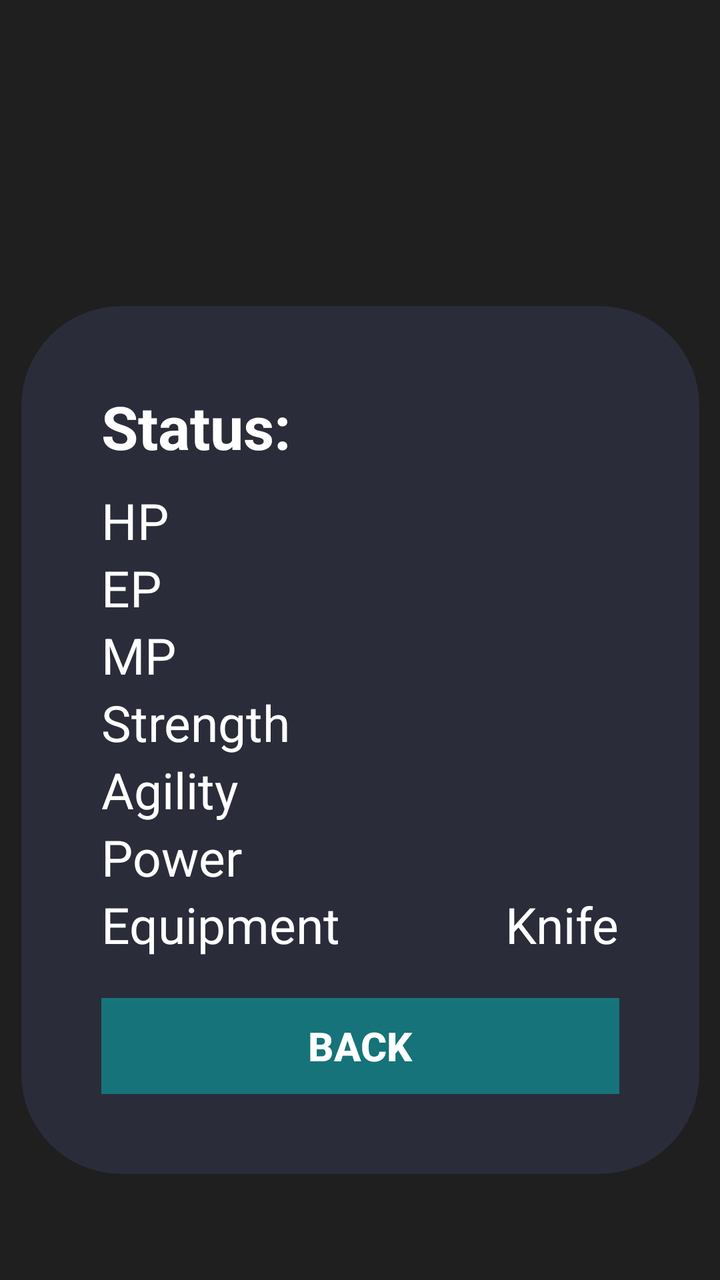
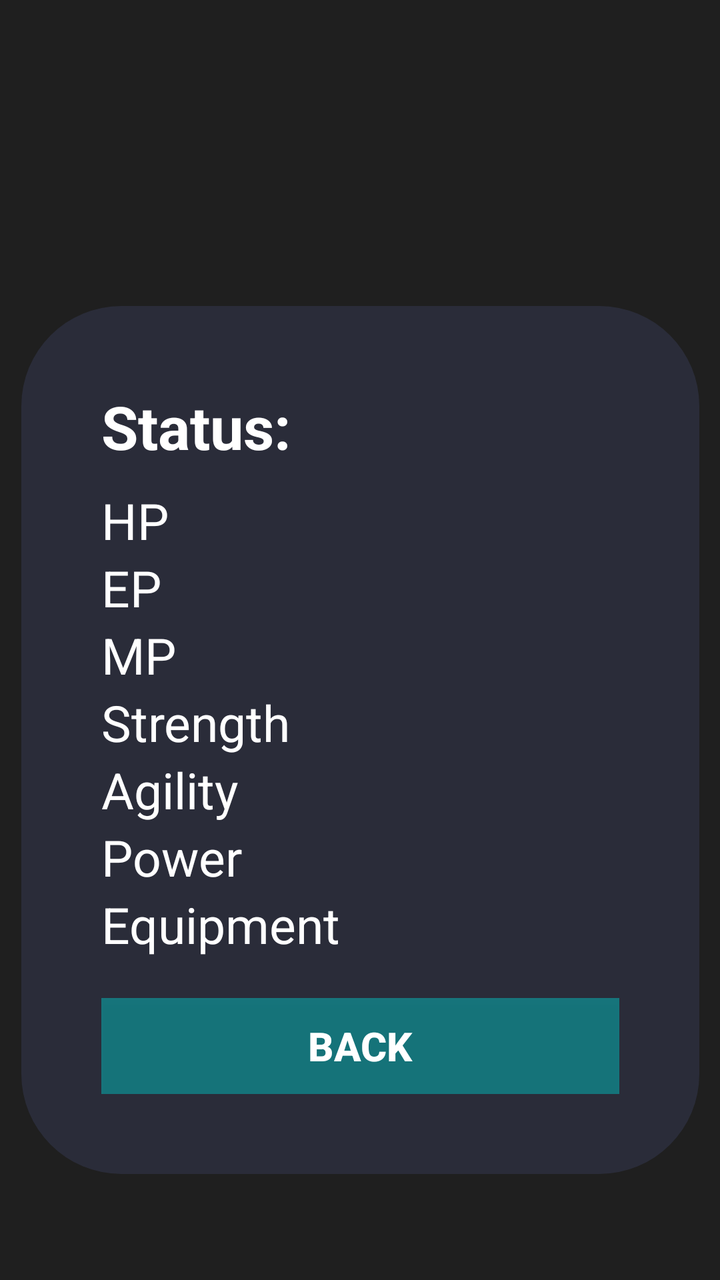

Screens rendered from an Android XML layout before and after an edit, with the pre-edit source and the edit as a unified diff.
<!-- AndroidManifest.xml: application theme Theme.Isekai_Game -->
<!-- res/layout/activity_status.xml -->
<?xml version="1.0" encoding="utf-8"?>
<androidx.constraintlayout.widget.ConstraintLayout xmlns:android="http://schemas.android.com/apk/res/android"
    xmlns:app="http://schemas.android.com/apk/res-auto"
    xmlns:tools="http://schemas.android.com/tools"
    android:id="@+id/main"
    android:layout_width="match_parent"
    android:layout_height="match_parent"
    android:paddingTop="100sp"
    android:background="#1F1F1F"
    tools:context=".Status">


    <LinearLayout
        android:id="@+id/body"
        android:layout_width="339dp"
        android:layout_height="wrap_content"
        android:background="@drawable/status"
        android:orientation="vertical"
        android:padding="40dp"
        app:layout_constraintBottom_toBottomOf="parent"
        app:layout_constraintEnd_toEndOf="parent"
        app:layout_constraintStart_toStartOf="parent"
        app:layout_constraintTop_toTopOf="parent"
        tools:ignore="TextSizeCheck">

        <TextView
            android:layout_width="wrap_content"
            android:layout_height="wrap_content"
            android:layout_marginBottom="10sp"
            android:text="@string/status"
            android:textColor="@color/white"
            android:textIsSelectable="false"
            android:textSize="30sp"
            android:textStyle="bold" />

        
        <LinearLayout
            android:layout_width="match_parent"
            android:layout_height="wrap_content"
            android:orientation="horizontal">

            <TextView
                android:layout_width="0dp"
                android:layout_height="wrap_content"
                android:layout_weight="1"
                android:text="@string/hp"
                android:textColor="@color/white"
                android:textSize="25sp" />

            <TextView
                android:id="@+id/status_hp"
                android:layout_width="wrap_content"
                android:layout_height="wrap_content"
                android:text=""
                android:textColor="@color/white"
                android:textSize="25sp" />
        </LinearLayout>

        
        <LinearLayout
            android:layout_width="match_parent"
            android:layout_height="wrap_content"
            android:orientation="horizontal">

            <TextView
                android:layout_width="0dp"
                android:layout_height="wrap_content"
                android:layout_weight="1"
                android:text="@string/ep"
                android:textColor="@color/white"
                android:textSize="25sp" />

            <TextView
                android:id="@+id/status_ep"
                android:layout_width="wrap_content"
                android:layout_height="wrap_content"
                android:text=""
                android:textColor="@color/white"
                android:textSize="25sp" />
        </LinearLayout>

        
        <LinearLayout
            android:layout_width="match_parent"
            android:layout_height="wrap_content"
            android:orientation="horizontal">

            <TextView
                android:layout_width="0dp"
                android:layout_height="wrap_content"
                android:layout_weight="1"
                android:text="@string/mp"
                android:textColor="@color/white"
                android:textSize="25sp" />

            <TextView
                android:id="@+id/status_mp"
                android:layout_width="wrap_content"
                android:layout_height="wrap_content"
                android:text=""
                android:textColor="@color/white"
                android:textSize="25sp" />
        </LinearLayout>

        
        <LinearLayout
            android:layout_width="match_parent"
            android:layout_height="wrap_content"
            android:orientation="horizontal">

            <TextView
                android:layout_width="0dp"
                android:layout_height="wrap_content"
                android:layout_weight="1"
                android:text="@string/strength"
                android:textColor="@color/white"
                android:textSize="25sp" />

            <TextView
                android:id="@+id/status_strength"
                android:layout_width="wrap_content"
                android:layout_height="wrap_content"
                android:text=""
                android:textColor="@color/white"
                android:textSize="25sp" />
        </LinearLayout>

        
        <LinearLayout
            android:layout_width="match_parent"
            android:layout_height="wrap_content"
            android:orientation="horizontal">

            <TextView
                android:layout_width="0dp"
                android:layout_height="wrap_content"
                android:layout_weight="1"
                android:text="@string/agility"
                android:textColor="@color/white"
                android:textSize="25sp" />

            <TextView
                android:id="@+id/status_agility"
                android:layout_width="wrap_content"
                android:layout_height="wrap_content"
                android:text=""
                android:textColor="@color/white"
                android:textSize="25sp" />
        </LinearLayout>

        
        <LinearLayout
            android:layout_width="match_parent"
            android:layout_height="wrap_content"
            android:orientation="horizontal">

            <TextView
                android:layout_width="0dp"
                android:layout_height="wrap_content"
                android:layout_weight="1"
                android:text="@string/power"
                android:textColor="@color/white"
                android:textSize="25sp" />

            <TextView
                android:id="@+id/status_power"
                android:layout_width="wrap_content"
                android:layout_height="wrap_content"
                android:text=""
                android:textColor="@color/white"
                android:textSize="25sp" />
        </LinearLayout>

        
        <LinearLayout
            android:layout_width="match_parent"
            android:layout_height="wrap_content"
            android:orientation="horizontal">

            <TextView
                android:layout_width="0dp"
                android:layout_height="wrap_content"
                android:layout_weight="1"
                android:text="@string/equipment"
                android:textColor="@color/white"
                android:textSize="25sp" />

            <TextView
                android:id="@+id/status_equip"
                android:layout_width="wrap_content"
                android:layout_height="wrap_content"
                android:text="@string/knife"
                android:textColor="@color/white"
                android:textSize="25sp" />
        </LinearLayout>

        <androidx.appcompat.widget.AppCompatButton
            android:id="@+id/backBtn"
            android:layout_width="match_parent"
            android:layout_height="wrap_content"
            android:layout_marginTop="20sp"
            android:background="#7803C8C8"
            android:text="@string/back"
            android:textColor="@color/white"
            android:textSize="20sp"
            android:textStyle="bold" />


    </LinearLayout>




</androidx.constraintlayout.widget.ConstraintLayout>
<!-- resources referenced by this layout -->
<resources>
  <color name="white">#FFFFFFFF</color>
  <!-- drawable status (drawable) -->
  <?xml version="1.0" encoding="utf-8"?>
  <shape xmlns:android="http://schemas.android.com/apk/res/android">
      <solid android:color="#1E8194FF"/>
      <corners android:radius="50dp"/>
      <padding
          android:left="6dp"
          android:top="6dp"
          android:right="6dp"
          android:bottom="6dp"/>
  
  </shape>
  <string name="agility">Agility</string>
  <string name="back">Back</string>
  <string name="ep">EP</string>
  <string name="equipment">Equipment</string>
  <string name="hp">HP</string>
  <string name="knife">Knife</string>
  <string name="mp">MP</string>
  <string name="power">Power</string>
  <string name="status">Status:</string>
  <string name="strength">Strength</string>
  <style name="Theme.Isekai_Game" parent="Base.Theme.Isekai_Game" />
  <style name="Base.Theme.Isekai_Game" parent="Theme.Material3.DayNight.NoActionBar">
          
          
      </style>
</resources>

<!-- the commit's change to res/layout/activity_status.xml (unified diff, before → after) -->
@@ -189,7 +189,7 @@
                 android:id="@+id/status_equip"
                 android:layout_width="wrap_content"
                 android:layout_height="wrap_content"
-                android:text="@string/knife"
+                android:text=""
                 android:textColor="@color/white"
                 android:textSize="25sp" />
         </LinearLayout>
<!-- resource entries referenced after the edit -->
@@ -18,7 +18,6 @@
   <string name="ep">EP</string>
   <string name="equipment">Equipment</string>
   <string name="hp">HP</string>
-  <string name="knife">Knife</string>
   <string name="mp">MP</string>
   <string name="power">Power</string>
   <string name="status">Status:</string>
